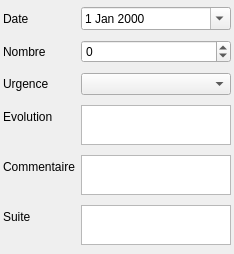
First picture: the form in Lamia/toolprepro/digue/lamiadigue_observation_tool_ui.ui, repository Artelia/Lamia, before the edit.
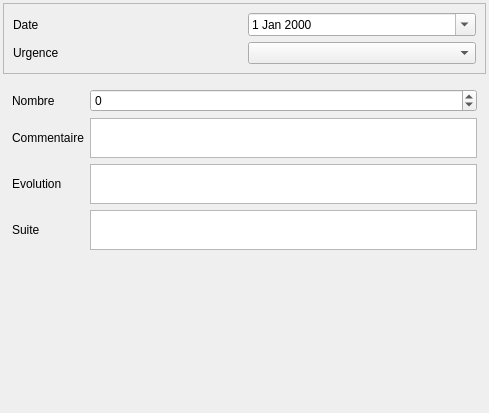
Second picture: the form after the edit.

Commit message: lamiadigue - travail sur les désordres spécifiques ouvrages ponctuels

```diff
--- a/Lamia/toolprepro/digue/lamiadigue_observation_tool_ui.ui
+++ b/Lamia/toolprepro/digue/lamiadigue_observation_tool_ui.ui
@@ -6,27 +6,26 @@
    <rect>
     <x>0</x>
     <y>0</y>
-    <width>234</width>
-    <height>254</height>
+    <width>489</width>
+    <height>413</height>
    </rect>
   </property>
   <property name="windowTitle">
    <string>Form</string>
   </property>
-  <layout class="QFormLayout" name="formLayout">
-   <property name="fieldGrowthPolicy">
-    <enum>QFormLayout::AllNonFixedFieldsGrow</enum>
-   </property>
+  <layout class="QVBoxLayout" name="verticalLayout">
    <property name="margin">
     <number>3</number>
    </property>
-   <item row="0" column="0">
-    <widget class="QLabel" name="label">
-     <property name="text">
-      <string>Date</string>
+   <item>
+    <widget class="QFrame" name="frame">
+     <property name="frameShape">
+      <enum>QFrame::StyledPanel</enum>
      </property>
-    </widget>
-   </item>
+     <property name="frameShadow">
+      <enum>QFrame::Raised</enum>
+     </property>
+     <layout class="QGridLayout" name="gridLayout_3">
    <item row="0" column="1">
     <widget class="QDateEdit" name="dateEdit">
      <property name="calendarPopup">
@@ -34,24 +33,100 @@
      </property>
     </widget>
    </item>
-   <item row="2" column="0">
+      <item row="0" column="0">
+       <widget class="QLabel" name="label">
+        <property name="text">
+         <string>Date</string>
+        </property>
+       </widget>
+      </item>
+      <item row="1" column="0">
     <widget class="QLabel" name="label_5">
      <property name="text">
       <string>Urgence</string>
      </property>
     </widget>
    </item>
-   <item row="2" column="1">
+      <item row="1" column="1">
     <widget class="QComboBox" name="comboBox_urgence"/>
    </item>
-   <item row="3" column="0">
+     </layout>
+    </widget>
+   </item>
+   <item>
+    <widget class="QStackedWidget" name="stackedWidget">
+     <property name="currentIndex">
+      <number>0</number>
+     </property>
+     <widget class="QWidget" name="page">
+      <layout class="QGridLayout" name="gridLayout">
+       <item row="5" column="0">
     <widget class="QLabel" name="label_6">
      <property name="text">
       <string>Evolution</string>
      </property>
     </widget>
    </item>
+       <item row="1" column="0">
+        <widget class="QLabel" name="label_2">
+         <property name="text">
+          <string>Nombre</string>
+         </property>
+        </widget>
+       </item>
+       <item row="10" column="1">
+        <spacer name="verticalSpacer">
+         <property name="orientation">
+          <enum>Qt::Vertical</enum>
+         </property>
+         <property name="sizeHint" stdset="0">
+          <size>
+           <width>20</width>
+           <height>40</height>
+          </size>
+         </property>
+        </spacer>
+       </item>
+       <item row="9" column="1">
+        <widget class="QTextEdit" name="textEdit_suite">
+         <property name="sizePolicy">
+          <sizepolicy hsizetype="Expanding" vsizetype="Expanding">
+           <horstretch>0</horstretch>
+           <verstretch>0</verstretch>
+          </sizepolicy>
+         </property>
+         <property name="maximumSize">
+          <size>
+           <width>16777215</width>
+           <height>40</height>
+          </size>
+         </property>
+        </widget>
+       </item>
    <item row="3" column="1">
+        <widget class="QTextEdit" name="textEdit_comm">
+         <property name="sizePolicy">
+          <sizepolicy hsizetype="Expanding" vsizetype="Expanding">
+           <horstretch>0</horstretch>
+           <verstretch>0</verstretch>
+          </sizepolicy>
+         </property>
+         <property name="maximumSize">
+          <size>
+           <width>16777215</width>
+           <height>40</height>
+          </size>
+         </property>
+        </widget>
+       </item>
+       <item row="1" column="1">
+        <widget class="QSpinBox" name="spinBox_nombre">
+         <property name="minimum">
+          <number>-1</number>
+         </property>
+        </widget>
+       </item>
+       <item row="5" column="1">
     <widget class="QTextEdit" name="textEdit_evolution">
      <property name="sizePolicy">
       <sizepolicy hsizetype="Expanding" vsizetype="Expanding">
@@ -67,64 +142,49 @@
      </property>
     </widget>
    </item>
-   <item row="4" column="0">
+       <item row="3" column="0">
     <widget class="QLabel" name="label_7">
      <property name="text">
       <string>Commentaire</string>
      </property>
     </widget>
    </item>
-   <item row="4" column="1">
-    <widget class="QTextEdit" name="textEdit_comm">
-     <property name="sizePolicy">
-      <sizepolicy hsizetype="Expanding" vsizetype="Expanding">
-       <horstretch>0</horstretch>
-       <verstretch>0</verstretch>
-      </sizepolicy>
-     </property>
-     <property name="maximumSize">
-      <size>
-       <width>16777215</width>
-       <height>40</height>
-      </size>
-     </property>
-    </widget>
-   </item>
-   <item row="5" column="0">
+       <item row="9" column="0">
     <widget class="QLabel" name="label_8">
      <property name="text">
       <string>Suite</string>
      </property>
     </widget>
    </item>
-   <item row="5" column="1">
-    <widget class="QTextEdit" name="textEdit_suite">
-     <property name="sizePolicy">
-      <sizepolicy hsizetype="Expanding" vsizetype="Expanding">
-       <horstretch>0</horstretch>
-       <verstretch>0</verstretch>
-      </sizepolicy>
-     </property>
-     <property name="maximumSize">
+      </layout>
+     </widget>
+     <widget class="QWidget" name="page_2">
+      <layout class="QGridLayout" name="gridLayout_2">
+       <item row="0" column="1">
+        <widget class="QComboBox" name="comboBox_etatvanne"/>
+       </item>
+       <item row="0" column="0">
+        <widget class="QLabel" name="label_3">
+         <property name="text">
+          <string>Etat vanne</string>
+         </property>
+        </widget>
+       </item>
+       <item row="1" column="1">
+        <spacer name="verticalSpacer_2">
+         <property name="orientation">
+          <enum>Qt::Vertical</enum>
+         </property>
+         <property name="sizeHint" stdset="0">
       <size>
-       <width>16777215</width>
+           <width>20</width>
        <height>40</height>
       </size>
      </property>
-    </widget>
-   </item>
-   <item row="1" column="0">
-    <widget class="QLabel" name="label_2">
-     <property name="text">
-      <string>Nombre</string>
-     </property>
-    </widget>
-   </item>
-   <item row="1" column="1">
-    <widget class="QSpinBox" name="spinBox_nombre">
-     <property name="minimum">
-      <number>-1</number>
-     </property>
+        </spacer>
+       </item>
+      </layout>
+     </widget>
     </widget>
    </item>
   </layout>
```
Lines whose indentation alone changed are shown as unchanged. The commit also changes 14 other files.
